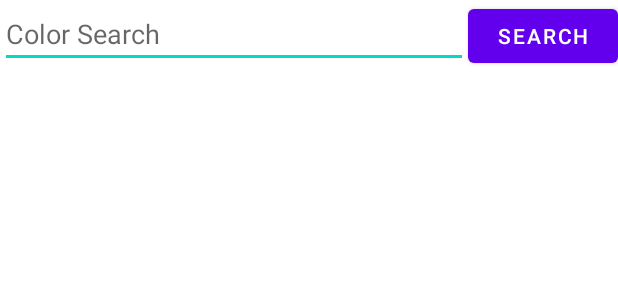
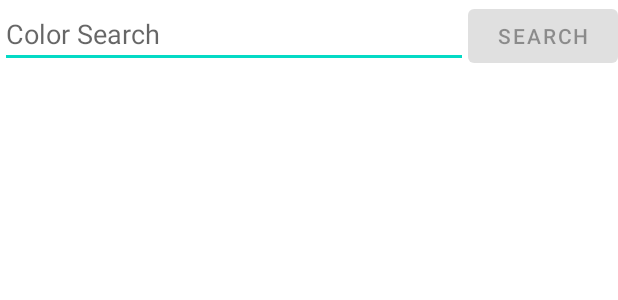
Before and after one commit to stemckillop/smooth_challenge, an Android app: the layout activity_main.xml on its own in the app's theme, with its tools: preview values and no code run, on a phone screen of 412 x 824 dp. Shown: the top 300 px of the screen. Run offline under Robolectric (Android 15) with nearby library versions, the phone set to English and light mode, and no system bars.

```diff
--- a/app/src/main/java/com/squishy/smoothchallenge/ui/main/MainActivity.kt
+++ b/app/src/main/java/com/squishy/smoothchallenge/ui/main/MainActivity.kt
@@ -47,7 +47,7 @@ class MainActivity : AppCompatActivity(), TextWatcher, onCellInteraction {
         grid.addOnScrollListener(object: RecyclerView.OnScrollListener() {
             override fun onScrollStateChanged(recyclerView: RecyclerView, newState: Int) {
                 super.onScrollStateChanged(recyclerView, newState)
-                if (!grid.canScrollVertically(1)) {
+                if (!grid.canScrollVertically(1) && viewmodel.results.size > 0) {
                     viewmodel.searchMoreFor(colorAdapter.items.size)
                 }
             }
--- a/app/src/main/res/layout/activity_main.xml
+++ b/app/src/main/res/layout/activity_main.xml
@@ -38,7 +38,7 @@
                 android:id="@+id/main_btn_search"
                 android:layout_width="100dp"
                 android:layout_height="wrap_content"
-                android:enabled="@{viewmodel.validSearch, default=false}"
+                android:enabled="false"
                 android:text="Search" />
         </LinearLayout>
 
```
